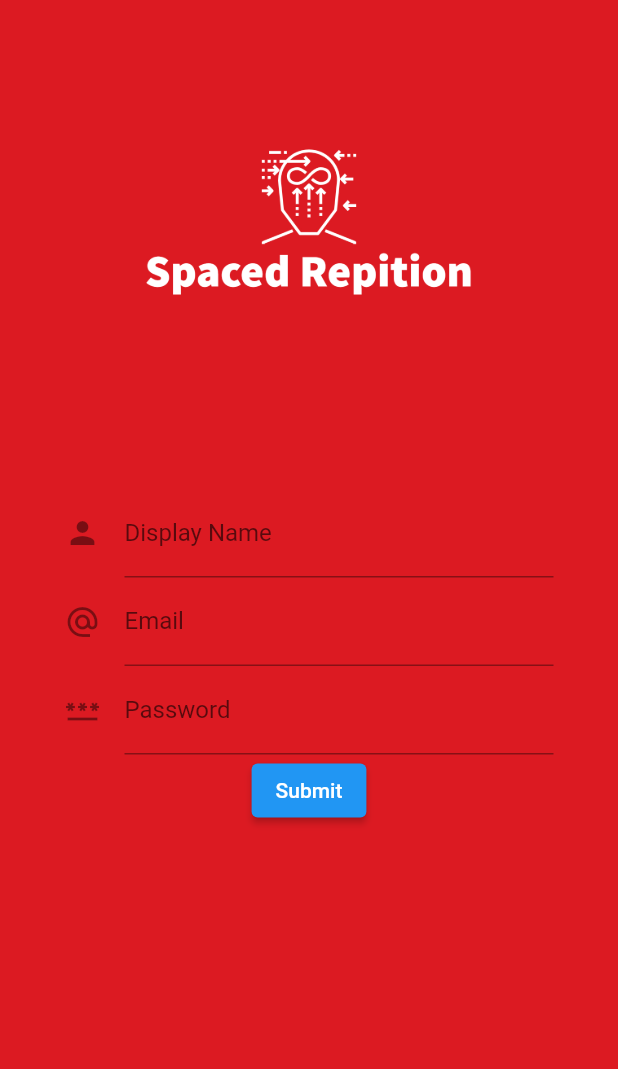
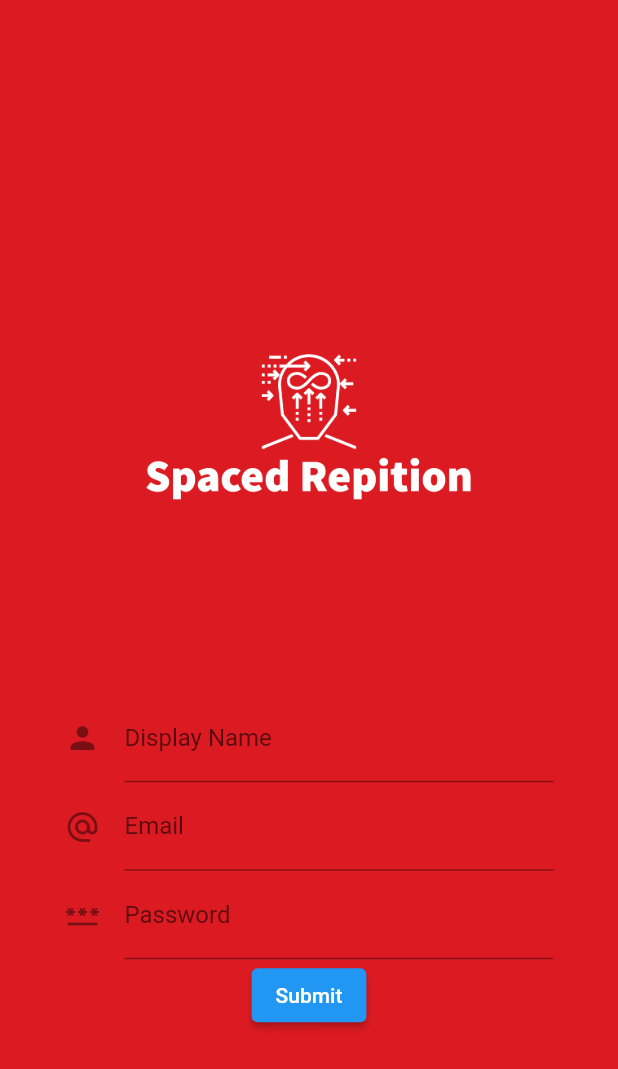
Before and after one commit to UPEI-Android/groupproject-spaced_repetition, a Flutter app: the RegisterScreen screen opened by its route, on a phone screen of 412 x 824 dp. Shown: the top 1069 px of the screen. Run offline on Flutter 3.47's test engine with Material 2 defaults, Android fonts, the phone set to English and light mode, and no system bars; our stand-ins replace firebase_auth, firebase_core; accounts and stored records are empty.

Commit message:
fixed overflow issue

```diff
--- a/lib/screens/register_screen.dart
+++ b/lib/screens/register_screen.dart
@@ -2,37 +2,32 @@ import 'package:flutter/cupertino.dart';
 import 'package:flutter/material.dart';
 import 'package:spaced_repetition_app/repositories/authenticator.dart';
 
-class RegisterScreen extends StatelessWidget
-{
+class RegisterScreen extends StatelessWidget {
   String email = "";
   String password = "";
   final _emailController = TextEditingController();
   final _passwordController = TextEditingController();
+
   // const RegisterScreen();
   final _formKey = GlobalKey<FormState>();
 
   final Authenticator _auth = Authenticator();
 
   @override
-  Widget build(BuildContext context){
+  Widget build(BuildContext context) {
     return Scaffold(
         body: Container(
       color: const Color(0xFFDC1A22),
       padding: const EdgeInsets.symmetric(horizontal: 43.0),
-        child: Column(
-        children:<Widget>[
-        const Image(
-        image: AssetImage("assets/logo.jpeg")
-        ),
-
-        Form(
+      child: Form(
         key: _formKey,
         child: Container(
           alignment: Alignment.center,
-        child: SingleChildScrollView(    // new line
+          child: SingleChildScrollView(
             child: Column(
               mainAxisAlignment: MainAxisAlignment.center,
               children: <Widget>[
+                const Image(image: AssetImage("assets/logo.jpeg")),
                 TextFormField(
                   decoration: const InputDecoration(
                     icon: Icon(Icons.person),
@@ -56,24 +51,20 @@ class RegisterScreen extends StatelessWidget
                     labelText: 'Password',
                   ),
                 ),
-
                 ElevatedButton(
                   onPressed: () {
                     // Validate returns true if the form is valid, or false otherwise.
-          _auth.registerWithEmailAndPassword(_emailController.text, _passwordController.text);
+                    _auth.registerWithEmailAndPassword(
+                        _emailController.text, _passwordController.text);
                     print("registered without validation");
                   },
                   child: const Text('Submit'),
-
-      )],
+                )
+              ],
             ),
           ),
         ),
       ),
-      ]
-      )
-      )
-      );
+    ));
   }
-
 }
```
Lines whose indentation alone changed are shown as unchanged.
